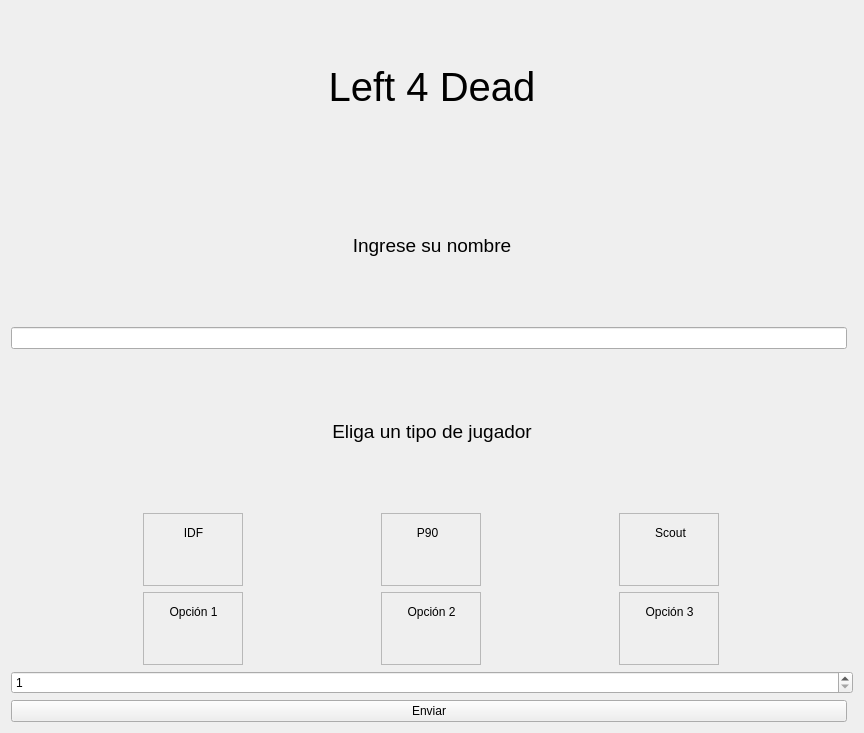
Before: the Qt Designer form qt/Lobby.ui in BMQuiroga/TP-FINAL-TALLER-1, drawn with Qt 5.
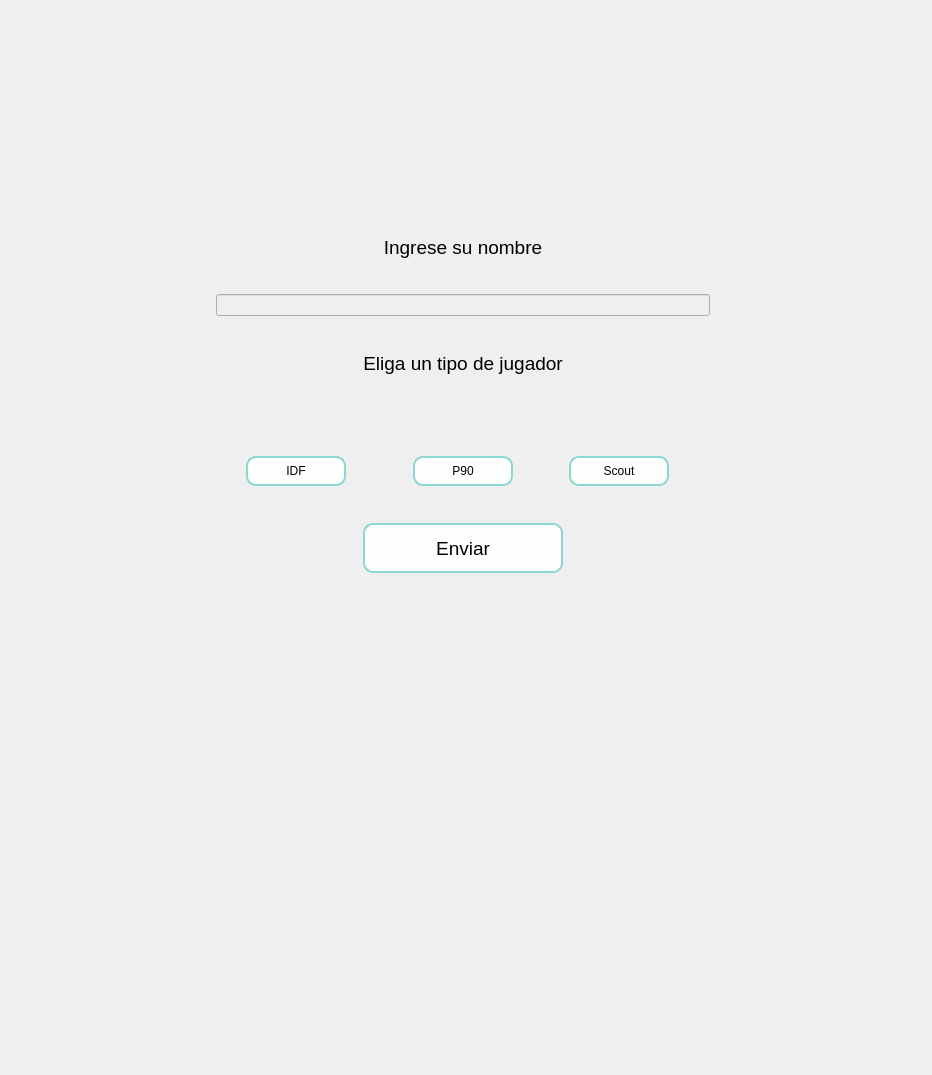
After: the same form once the commit is applied. Icons and pictures are not drawn.

Commit message: feat(lobby): Cambio rueda de numeros por botones Actualizo las vistas para la creacion de la partida y el inicio para que muestran botones con las opciones disponibles.

The edit to the form file:
```diff
--- a/qt/Lobby.ui
+++ b/qt/Lobby.ui
@@ -6,15 +6,204 @@
    <rect>
     <x>0</x>
     <y>0</y>
-    <width>864</width>
-    <height>733</height>
+    <width>932</width>
+    <height>1075</height>
    </rect>
   </property>
   <property name="windowTitle">
    <string>Form</string>
   </property>
+  <property name="styleSheet">
+   <string notr="true"/>
+  </property>
   <layout class="QGridLayout" name="gridLayout">
-   <item row="3" column="0" colspan="2">
+   <item row="0" column="0" colspan="3">
+    <layout class="QHBoxLayout" name="main">
+     <item>
+      <spacer name="horizontalSpacer_2">
+       <property name="orientation">
+        <enum>Qt::Horizontal</enum>
+       </property>
+       <property name="sizeType">
+        <enum>QSizePolicy::Fixed</enum>
+       </property>
+       <property name="sizeHint" stdset="0">
+        <size>
+         <width>200</width>
+         <height>20</height>
+        </size>
+       </property>
+      </spacer>
+     </item>
+     <item>
+      <widget class="QFrame" name="frame_4">
+       <property name="sizePolicy">
+        <sizepolicy hsizetype="Fixed" vsizetype="Preferred">
+         <horstretch>0</horstretch>
+         <verstretch>0</verstretch>
+        </sizepolicy>
+       </property>
+       <property name="minimumSize">
+        <size>
+         <width>500</width>
+         <height>0</height>
+        </size>
+       </property>
+       <property name="styleSheet">
+        <string notr="true">background-color: rgb(239, 239, 239);</string>
+       </property>
+       <property name="frameShape">
+        <enum>QFrame::NoFrame</enum>
+       </property>
+       <property name="frameShadow">
+        <enum>QFrame::Plain</enum>
+       </property>
+       <widget class="QWidget" name="verticalLayoutWidget">
+        <property name="geometry">
+         <rect>
+          <x>0</x>
+          <y>0</y>
+          <width>494</width>
+          <height>562</height>
+         </rect>
+        </property>
+        <layout class="QVBoxLayout" name="verticalLayout_4">
+         <item>
+          <widget class="QFrame" name="title">
+           <property name="sizePolicy">
+            <sizepolicy hsizetype="Maximum" vsizetype="Maximum">
+             <horstretch>0</horstretch>
+             <verstretch>0</verstretch>
+            </sizepolicy>
+           </property>
+           <property name="minimumSize">
+            <size>
+             <width>492</width>
+             <height>190</height>
+            </size>
+           </property>
+           <property name="styleSheet">
+            <string notr="true">background-image: url(&quot;:/newPrefix/logo.png&quot;);</string>
+           </property>
+           <property name="frameShape">
+            <enum>QFrame::NoFrame</enum>
+           </property>
+           <property name="frameShadow">
+            <enum>QFrame::Raised</enum>
+           </property>
+           <layout class="QVBoxLayout" name="verticalLayout_3"/>
+          </widget>
+         </item>
+         <item>
+          <widget class="QLabel" name="label">
+           <property name="palette">
+            <palette>
+             <active>
+              <colorrole role="Button">
+               <brush brushstyle="SolidPattern">
+                <color alpha="255">
+                 <red>239</red>
+                 <green>239</green>
+                 <blue>239</blue>
+                </color>
+               </brush>
+              </colorrole>
+              <colorrole role="Base">
+               <brush brushstyle="SolidPattern">
+                <color alpha="255">
+                 <red>239</red>
+                 <green>239</green>
+                 <blue>239</blue>
+                </color>
+               </brush>
+              </colorrole>
+              <colorrole role="Window">
+               <brush brushstyle="SolidPattern">
+                <color alpha="255">
+                 <red>239</red>
+                 <green>239</green>
+                 <blue>239</blue>
+                </color>
+               </brush>
+              </colorrole>
+             </active>
+             <inactive>
+              <colorrole role="Button">
+               <brush brushstyle="SolidPattern">
+                <color alpha="255">
+                 <red>239</red>
+                 <green>239</green>
+                 <blue>239</blue>
+                </color>
+               </brush>
+              </colorrole>
+              <colorrole role="Base">
+               <brush brushstyle="SolidPattern">
+                <color alpha="255">
+                 <red>239</red>
+                 <green>239</green>
+                 <blue>239</blue>
+                </color>
+               </brush>
+              </colorrole>
+              <colorrole role="Window">
+               <brush brushstyle="SolidPattern">
+                <color alpha="255">
+                 <red>239</red>
+                 <green>239</green>
+                 <blue>239</blue>
+                </color>
+               </brush>
+              </colorrole>
+             </inactive>
+             <disabled>
+              <colorrole role="Button">
+               <brush brushstyle="SolidPattern">
+                <color alpha="255">
+                 <red>239</red>
+                 <green>239</green>
+                 <blue>239</blue>
+                </color>
+               </brush>
+              </colorrole>
+              <colorrole role="Base">
+               <brush brushstyle="SolidPattern">
+                <color alpha="255">
+                 <red>239</red>
+                 <green>239</green>
+                 <blue>239</blue>
+                </color>
+               </brush>
+              </colorrole>
+              <colorrole role="Window">
+               <brush brushstyle="SolidPattern">
+                <color alpha="255">
+                 <red>239</red>
+                 <green>239</green>
+                 <blue>239</blue>
+                </color>
+               </brush>
+              </colorrole>
+             </disabled>
+            </palette>
+           </property>
+           <property name="font">
+            <font>
+             <pointsize>14</pointsize>
+            </font>
+           </property>
+           <property name="text">
+            <string>Ingrese su nombre</string>
+           </property>
+           <property name="alignment">
+            <set>Qt::AlignCenter</set>
+           </property>
+          </widget>
+         </item>
+         <item>
+          <widget class="QLineEdit" name="inputName"/>
+         </item>
+         <item>
     <widget class="QLabel" name="label_3">
      <property name="font">
       <font>
@@ -29,33 +218,42 @@
      </property>
     </widget>
    </item>
-   <item row="0" column="0" colspan="2">
-    <widget class="QLabel" name="label_2">
+         <item>
+          <widget class="QLabel" name="error">
+           <property name="maximumSize">
+            <size>
+             <width>16777215</width>
+             <height>20</height>
+            </size>
+           </property>
      <property name="font">
       <font>
-       <pointsize>30</pointsize>
-      </font>
-     </property>
+             <pointsize>14</pointsize>
+            </font>
+           </property>
+           <property name="styleSheet">
+            <string notr="true">color: rgb(237, 51, 59);</string>
+           </property>
      <property name="text">
-      <string>Left 4 Dead</string>
+            <string/>
      </property>
      <property name="alignment">
       <set>Qt::AlignCenter</set>
      </property>
     </widget>
    </item>
-   <item row="2" column="0">
-    <widget class="QLineEdit" name="inputName"/>
-   </item>
-   <item row="4" column="0" colspan="2">
+         <item>
     <layout class="QVBoxLayout" name="verticalLayout">
      <item>
       <layout class="QHBoxLayout" name="horizontalLayout_3">
+             <property name="sizeConstraint">
+              <enum>QLayout::SetMaximumSize</enum>
+             </property>
        <item>
         <widget class="QFrame" name="frame_2">
          <property name="maximumSize">
           <size>
-           <width>100</width>
+                 <width>300</width>
            <height>16777215</height>
           </size>
          </property>
@@ -63,26 +261,44 @@
           <string notr="true"/>
          </property>
          <property name="frameShape">
-          <enum>QFrame::StyledPanel</enum>
+                <enum>QFrame::NoFrame</enum>
          </property>
          <property name="frameShadow">
           <enum>QFrame::Raised</enum>
          </property>
-         <widget class="QLabel" name="label_7">
+               <widget class="QPushButton" name="idf">
           <property name="geometry">
            <rect>
-            <x>0</x>
-            <y>10</y>
-            <width>101</width>
-            <height>20</height>
-           </rect>
-          </property>
+                  <x>30</x>
+                  <y>20</y>
+                  <width>100</width>
+                  <height>30</height>
+                 </rect>
+                </property>
+                <property name="maximumSize">
+                 <size>
+                  <width>300</width>
+                  <height>16777215</height>
+                 </size>
+                </property>
+                <property name="styleSheet">
+                 <string notr="true">QPushButton {
+background-color: #fcfffc;
+background-image: linear-gradient(315deg, #89d8d3 0%, #03c8a8 74%);
+border: 2px solid #89d8d3;
+border-radius: 10px;
+}
+QPushButton:hover:checked {
+  background-color: #89d8d3;
+  
+}
+QPushButton:pressed {
+  background-color: #89d8d3;
+}</string>
+                </property>
           <property name="text">
            <string>IDF</string>
           </property>
-          <property name="alignment">
-           <set>Qt::AlignCenter</set>
-          </property>
          </widget>
         </widget>
        </item>
@@ -90,31 +306,53 @@
         <widget class="QFrame" name="frame_3">
          <property name="maximumSize">
           <size>
-           <width>100</width>
+                 <width>300</width>
            <height>16777215</height>
           </size>
          </property>
          <property name="frameShape">
-          <enum>QFrame::StyledPanel</enum>
+                <enum>QFrame::NoFrame</enum>
          </property>
          <property name="frameShadow">
-          <enum>QFrame::Raised</enum>
-         </property>
-         <widget class="QLabel" name="label_8">
+                <enum>QFrame::Plain</enum>
+               </property>
+               <property name="lineWidth">
+                <number>0</number>
+               </property>
+               <widget class="QPushButton" name="p90">
           <property name="geometry">
            <rect>
-            <x>-4</x>
-            <y>10</y>
-            <width>101</width>
-            <height>20</height>
-           </rect>
-          </property>
+                  <x>30</x>
+                  <y>20</y>
+                  <width>100</width>
+                  <height>30</height>
+                 </rect>
+                </property>
+                <property name="maximumSize">
+                 <size>
+                  <width>300</width>
+                  <height>16777215</height>
+                 </size>
+                </property>
+                <property name="styleSheet">
+                 <string notr="true">QPushButton {
+background-color: #fcfffc;
+background-image: linear-gradient(315deg, #89d8d3 0%, #03c8a8 74%);
+border: 2px solid #89d8d3;
+border-radius: 10px;
+}
+QPushButton:hover:checked {
+  background-color: #89d8d3;
+  
+}
+QPushButton:pressed {
+  background-color: #89d8d3;
+  
+}</string>
+                </property>
           <property name="text">
            <string>P90</string>
           </property>
-          <property name="alignment">
-           <set>Qt::AlignCenter</set>
-          </property>
          </widget>
         </widget>
        </item>
@@ -122,171 +360,84 @@
         <widget class="QFrame" name="frame">
          <property name="maximumSize">
           <size>
-           <width>100</width>
+                 <width>300</width>
            <height>16777215</height>
           </size>
          </property>
          <property name="frameShape">
-          <enum>QFrame::StyledPanel</enum>
+                <enum>QFrame::NoFrame</enum>
          </property>
          <property name="frameShadow">
           <enum>QFrame::Raised</enum>
          </property>
-         <widget class="QLabel" name="label_9">
+               <widget class="QPushButton" name="scout">
           <property name="geometry">
            <rect>
-            <x>6</x>
-            <y>10</y>
-            <width>91</width>
-            <height>20</height>
-           </rect>
-          </property>
+                  <x>20</x>
+                  <y>20</y>
+                  <width>100</width>
+                  <height>30</height>
+                 </rect>
+                </property>
+                <property name="maximumSize">
+                 <size>
+                  <width>300</width>
+                  <height>16777215</height>
+                 </size>
+                </property>
+                <property name="styleSheet">
+                 <string notr="true">QPushButton {
+background-color: #fcfffc;
+background-image: linear-gradient(315deg, #89d8d3 0%, #03c8a8 74%);
+border: 2px solid #89d8d3;
+border-radius: 10px;
+}
+QPushButton:hover:checked {
+  background-color: #89d8d3;
+  
+}
+QPushButton:pressed {
+  background-color: #89d8d3;
+  
+}</string>
+                </property>
           <property name="text">
            <string>Scout</string>
           </property>
-          <property name="alignment">
-           <set>Qt::AlignCenter</set>
-          </property>
          </widget>
         </widget>
        </item>
       </layout>
      </item>
-     <item>
-      <layout class="QHBoxLayout" name="horizontalLayout_4">
-       <item>
-        <widget class="QFrame" name="player_1_option">
-         <property name="maximumSize">
-          <size>
-           <width>100</width>
-           <height>16777215</height>
-          </size>
-         </property>
-         <property name="frameShape">
-          <enum>QFrame::StyledPanel</enum>
-         </property>
-         <property name="frameShadow">
-          <enum>QFrame::Raised</enum>
-         </property>
-         <widget class="QLabel" name="label_4">
-          <property name="geometry">
-           <rect>
-            <x>0</x>
-            <y>10</y>
-            <width>101</width>
-            <height>20</height>
-           </rect>
-          </property>
-          <property name="text">
-           <string>Opción 1</string>
-          </property>
-          <property name="alignment">
-           <set>Qt::AlignCenter</set>
-          </property>
-         </widget>
-        </widget>
-       </item>
-       <item>
-        <widget class="QFrame" name="player_2_option">
-         <property name="maximumSize">
-          <size>
-           <width>100</width>
-           <height>16777215</height>
-          </size>
-         </property>
-         <property name="frameShape">
-          <enum>QFrame::StyledPanel</enum>
-         </property>
-         <property name="frameShadow">
-          <enum>QFrame::Raised</enum>
-         </property>
-         <widget class="QLabel" name="label_5">
-          <property name="geometry">
-           <rect>
-            <x>0</x>
-            <y>10</y>
-            <width>101</width>
-            <height>20</height>
-           </rect>
-          </property>
-          <property name="text">
-           <string>Opción 2</string>
-          </property>
-          <property name="alignment">
-           <set>Qt::AlignCenter</set>
-          </property>
-         </widget>
-        </widget>
-       </item>
-       <item>
-        <widget class="QFrame" name="player_3_option">
-         <property name="maximumSize">
-          <size>
-           <width>100</width>
-           <height>16777215</height>
-          </size>
-         </property>
-         <property name="frameShape">
-          <enum>QFrame::StyledPanel</enum>
-         </property>
-         <property name="frameShadow">
-          <enum>QFrame::Raised</enum>
-         </property>
-         <widget class="QLabel" name="label_6">
-          <property name="geometry">
-           <rect>
-            <x>0</x>
-            <y>10</y>
-            <width>101</width>
-            <height>20</height>
-           </rect>
-          </property>
-          <property name="text">
-           <string>Opción 3</string>
-          </property>
-          <property name="alignment">
-           <set>Qt::AlignCenter</set>
-          </property>
-         </widget>
-        </widget>
-       </item>
-      </layout>
-     </item>
-    </layout>
-   </item>
-   <item row="5" column="0" colspan="2">
-    <layout class="QHBoxLayout" name="horizontalLayout_2">
+          </layout>
+         </item>
      <item>
-      <widget class="QSpinBox" name="playerType">
-       <property name="minimum">
-        <number>1</number>
-       </property>
-       <property name="maximum">
-        <number>3</number>
-       </property>
-      </widget>
-     </item>
-    </layout>
-   </item>
-   <item row="1" column="0" colspan="2">
-    <widget class="QLabel" name="label">
-     <property name="font">
-      <font>
-       <pointsize>14</pointsize>
-      </font>
-     </property>
-     <property name="text">
-      <string>Ingrese su nombre</string>
-     </property>
-     <property name="alignment">
-      <set>Qt::AlignCenter</set>
-     </property>
-    </widget>
-   </item>
-   <item row="9" column="0">
     <layout class="QHBoxLayout" name="horizontalLayout">
      <item>
       <widget class="QPushButton" name="buttonName">
+             <property name="maximumSize">
+              <size>
+               <width>200</width>
+               <height>50</height>
+              </size>
+             </property>
+             <property name="font">
+              <font>
+               <pointsize>14</pointsize>
+              </font>
+             </property>
+             <property name="styleSheet">
+              <string notr="true">QPushButton {
+background-color: #fcfffc;
+background-image: linear-gradient(315deg, #89d8d3 0%, #03c8a8 74%);
+border: 2px solid #89d8d3;
+border-radius: 10px;
+}
+QPushButton:hover {
+  background-color: #89d8d3;
+  
+}</string>
+             </property>
        <property name="text">
         <string>Enviar</string>
        </property>
@@ -296,6 +447,28 @@
    </item>
   </layout>
  </widget>
+      </widget>
+     </item>
+     <item>
+      <spacer name="horizontalSpacer">
+       <property name="orientation">
+        <enum>Qt::Horizontal</enum>
+       </property>
+       <property name="sizeType">
+        <enum>QSizePolicy::Fixed</enum>
+       </property>
+       <property name="sizeHint" stdset="0">
+        <size>
+         <width>200</width>
+         <height>13</height>
+        </size>
+       </property>
+      </spacer>
+     </item>
+    </layout>
+   </item>
+  </layout>
+ </widget>
  <resources>
   <include location="player_1_option.qrc"/>
  </resources>
```
Left out of the diff: 1 changed line with no effect on the pictures. Lines whose indentation alone changed are shown as unchanged. The commit also changes 6 other files.
